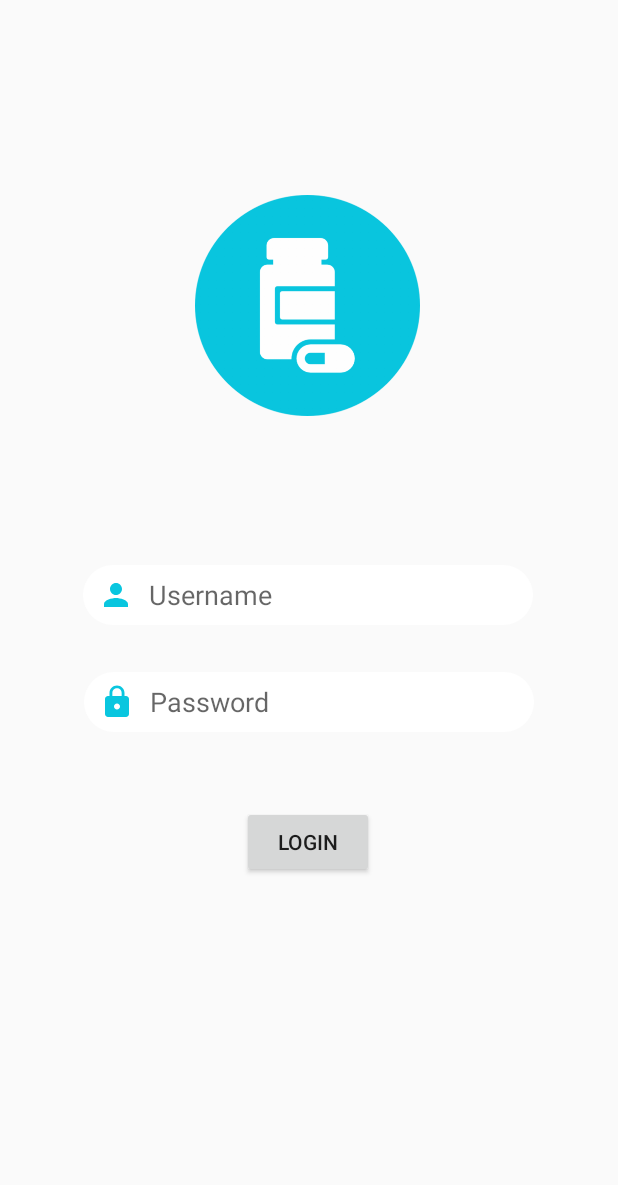
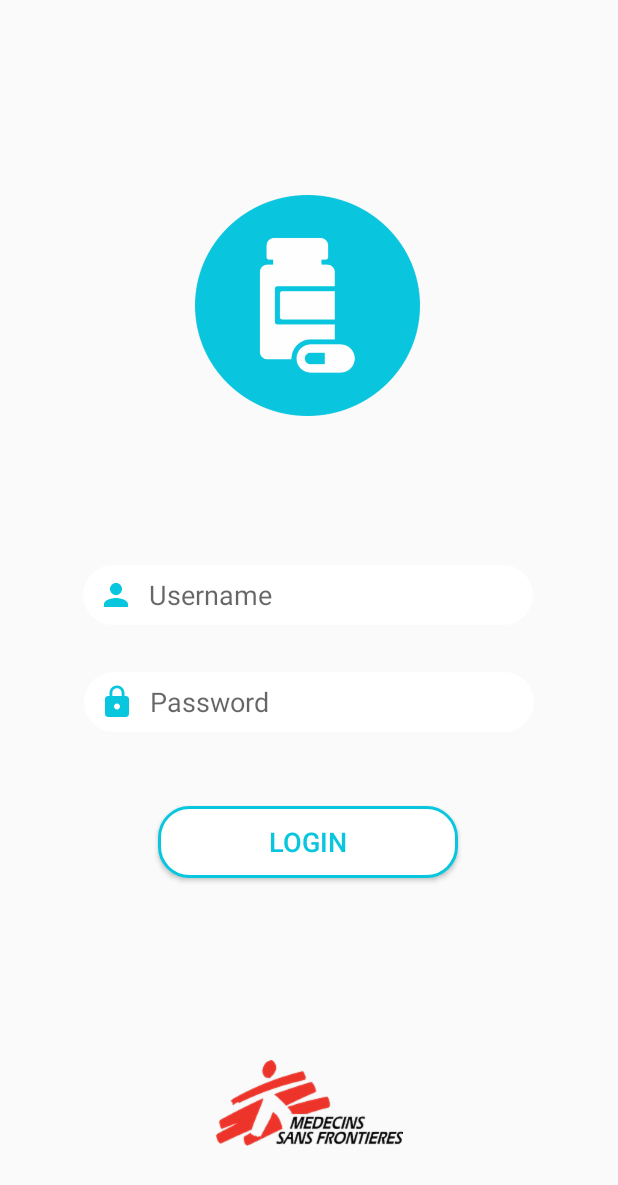
Before and after one commit to naraic/CS4098-TB_VOT-G7, an Android app: the screen it shows after launch (MainActivity), on a phone screen of 412 x 824 dp. Shown: the top 1185 px of the screen. Run offline under Robolectric (Android 15) with nearby library versions, the phone set to English and light mode, and no system bars.

Commit message:
App login screen finished

```diff
--- a/AndroidDevelopment/OnlineTutorial/app/src/main/java/com/example/onlinetutorial/MainActivity.java
+++ b/AndroidDevelopment/OnlineTutorial/app/src/main/java/com/example/onlinetutorial/MainActivity.java
@@ -39,7 +39,7 @@ public class MainActivity extends AppCompatActivity {
 
     @Override
     public void onBackPressed(){
-
+        // Do nothing if the back button is pressed from this screen.
     }
 
     public void validate(String user, String pass){
--- a/AndroidDevelopment/OnlineTutorial/app/src/main/java/com/example/onlinetutorial/ProfileActivity.java
+++ b/AndroidDevelopment/OnlineTutorial/app/src/main/java/com/example/onlinetutorial/ProfileActivity.java
@@ -54,6 +54,11 @@ public class ProfileActivity extends AppCompatActivity {
         });
     }
 
+    @Override
+    public void onBackPressed(){
+        // Do nothing if the back button is pressed from this screen.
+    }
+
     public void openCameraActivity(){
         Intent intent = new Intent(this, CameraActivity.class);
         startActivity(intent);
--- /dev/null
+++ b/AndroidDevelopment/OnlineTutorial/app/src/main/res/drawable/login_button.xml
@@ -0,0 +1,14 @@
+<?xml version="1.0" encoding="utf-8"?>
+<shape xmlns:android="http://schemas.android.com/apk/res/android"
+    android:shape="rectangle">
+    <solid android:color="#ffffff" />
+    <corners android:radius="20dp"/>
+    <size
+        android:width="200dp"
+        android:height="40dp" />
+
+    <stroke
+        android:width="2dp"
+        android:color="#09c6df"
+        />
+</shape>
--- a/AndroidDevelopment/OnlineTutorial/app/src/main/res/layout/activity_main.xml
+++ b/AndroidDevelopment/OnlineTutorial/app/src/main/res/layout/activity_main.xml
@@ -47,7 +47,7 @@
         android:drawablePadding="10dp"
         android:ems="10"
         android:hint="Password"
-        android:inputType="textPersonName"
+        android:inputType="textPassword"
         app:layout_constraintBottom_toBottomOf="parent"
         app:layout_constraintEnd_toEndOf="parent"
         app:layout_constraintStart_toStartOf="parent"
@@ -64,7 +64,10 @@
         android:layout_marginEnd="8dp"
         android:layout_marginRight="8dp"
         android:layout_marginBottom="8dp"
+        android:background="@drawable/login_button"
         android:text="Login"
+        android:textColor="@color/startblue"
+        android:textSize="18sp"
         app:layout_constraintBottom_toBottomOf="parent"
         app:layout_constraintEnd_toEndOf="parent"
         app:layout_constraintHorizontal_bias="0.498"
@@ -78,10 +81,11 @@
         android:layout_height="wrap_content"
         android:layout_marginStart="8dp"
         android:layout_marginLeft="8dp"
-        android:layout_marginTop="32dp"
+        android:layout_marginTop="12dp"
         android:layout_marginEnd="8dp"
         android:layout_marginRight="8dp"
         android:text="Incorrect Username or Password. Please try again!"
+        android:textColor="@color/startblue"
         android:visibility="invisible"
         app:layout_constraintEnd_toEndOf="parent"
         app:layout_constraintHorizontal_bias="0.493"
@@ -106,5 +110,22 @@
         app:layout_constraintVertical_bias="0.572"
         app:srcCompat="@drawable/login_logo" />
 
+    <ImageView
+        android:id="@+id/imageView5"
+        android:layout_width="wrap_content"
+        android:layout_height="wrap_content"
+        android:layout_marginStart="8dp"
+        android:layout_marginLeft="8dp"
+        android:layout_marginTop="8dp"
+        android:layout_marginEnd="8dp"
+        android:layout_marginRight="8dp"
+        android:layout_marginBottom="8dp"
+        app:layout_constraintBottom_toBottomOf="parent"
+        app:layout_constraintEnd_toEndOf="parent"
+        app:layout_constraintStart_toStartOf="parent"
+        app:layout_constraintTop_toBottomOf="@+id/text_error_login"
+        app:layout_constraintVertical_bias="0.61"
+        app:srcCompat="@drawable/msf_logo" />
+
 
 </android.support.constraint.ConstraintLayout>
```
Also changed, not shown: AndroidDevelopment/OnlineTutorial/app/src/main/res/drawable-hdpi/msf_logo.png (added), AndroidDevelopment/OnlineTutorial/app/src/main/res/drawable-mdpi/msf_logo.png (added), AndroidDevelopment/OnlineTutorial/app/src/main/res/drawable-xhdpi/msf_logo.png (added), AndroidDevelopment/OnlineTutorial/app/src/main/res/drawable-xxhdpi/msf_logo.png (added), AndroidDevelopment/OnlineTutorial/app/src/main/res/drawable-xxxhdpi/msf_logo.png (added).
